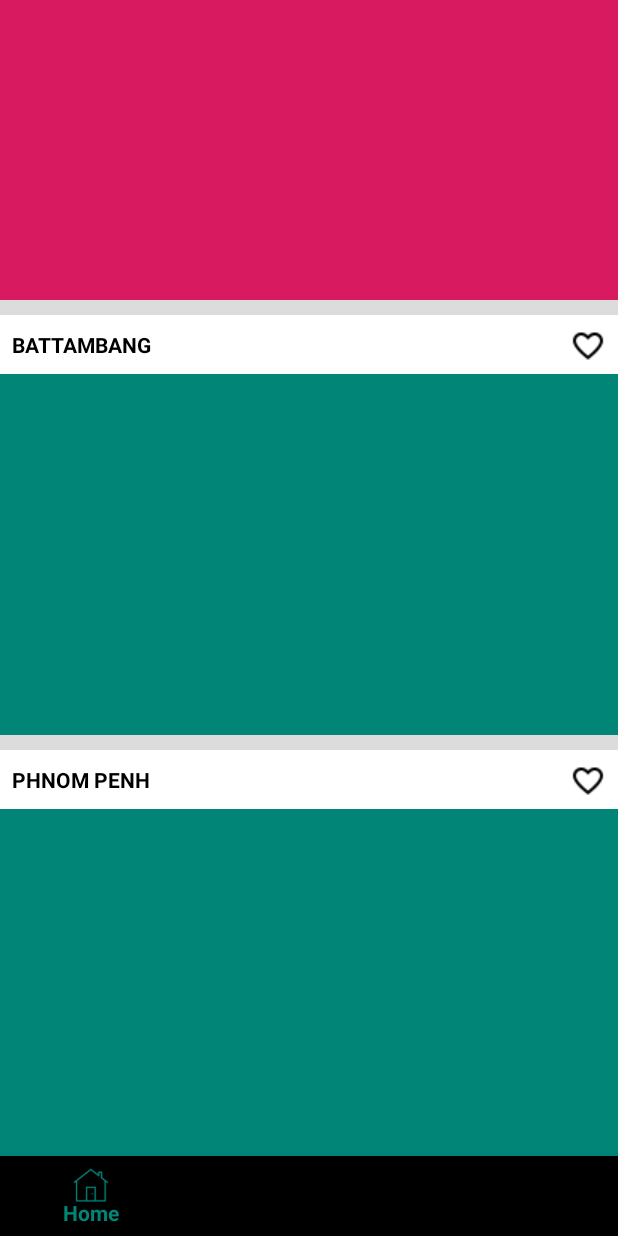
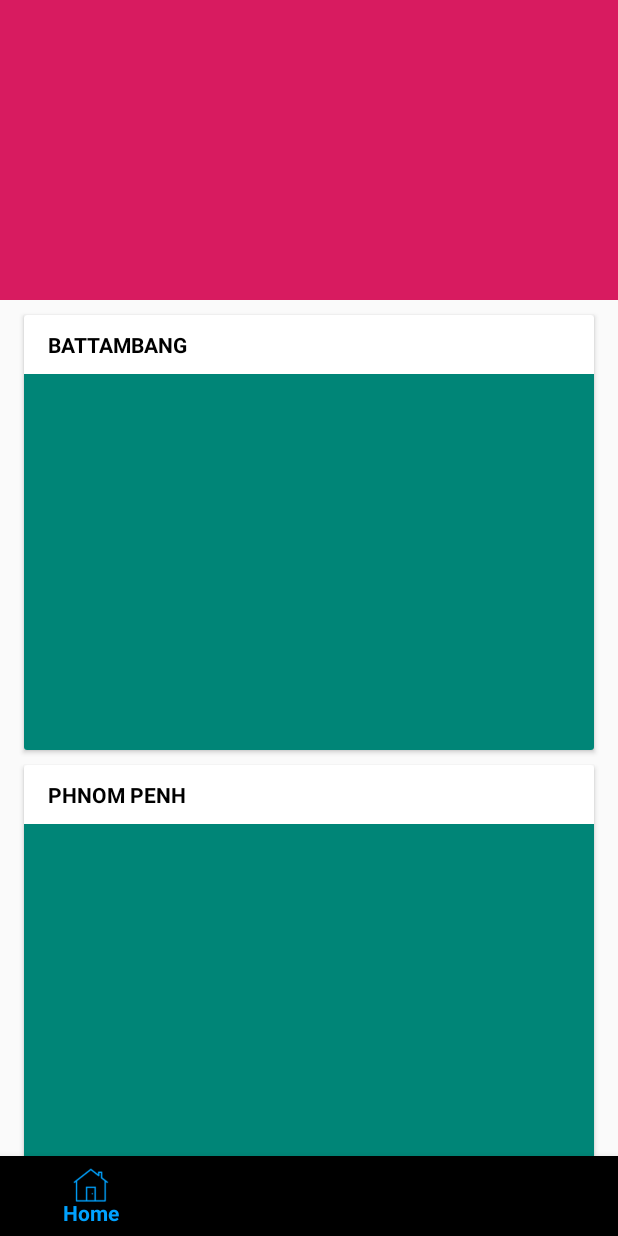
Before and after one commit to legendaryteamdev/let-s-travel, an Android app: the screen it shows after launch (MainActivity), on a phone screen of 412 x 824 dp. Run offline under Robolectric (Android 15) with nearby library versions, the phone set to English and light mode, and no system bars.

Commit message:
Province Detail

```diff
--- a/app/build.gradle
+++ b/app/build.gradle
@@ -34,6 +34,8 @@ dependencies {
     androidTestImplementation 'com.android.support.test.espresso:espresso-core:3.0.2'
     implementation 'com.android.support:design:27.1.1'
     implementation 'com.android.support:recyclerview-v7:28.0.0'
+    implementation 'com.android.support:cardview-v7:28.0.0'
+    implementation "com.google.android.gms:play-services-location:11.4.0"
 
 
 
--- a/app/src/main/java/adapter/HomeAdapter.kt
+++ b/app/src/main/java/adapter/HomeAdapter.kt
@@ -1,17 +1,19 @@
 package adapter
 
+import android.content.Intent
 import android.support.v7.widget.RecyclerView
 import android.view.LayoutInflater
 import android.view.View
 import android.view.ViewGroup
 import android.widget.TextView
+import com.example.lets_travel.ProvinceDetailActivity
 import com.example.lets_travel.R
 
-class HomeAdapter(private val myDataset: Array<String>) : RecyclerView.Adapter<HomeAdapter.ViewHolder>() {
+const val PROVINCE_NAME = "province_name"
 
-    class ViewHolder(itemView: View) : RecyclerView.ViewHolder(itemView){
-        val textViews = itemView.findViewById<TextView>(R.id.recycler_text)
-    }
+class HomeAdapter(private val myDataset: Array<String>) :
+    RecyclerView.Adapter<HomeAdapter.ViewHolder>() {
+
 
 
     override fun onCreateViewHolder(p0: ViewGroup, p1: Int): HomeAdapter.ViewHolder {
@@ -23,8 +25,24 @@ class HomeAdapter(private val myDataset: Array<String>) : RecyclerView.Adapter<H
         return myDataset.size
     }
 
-    override fun onBindViewHolder(p0: HomeAdapter.ViewHolder, p1: Int) {
-            p0?.textViews?.text  = myDataset[p1]
+    override fun onBindViewHolder(holder: HomeAdapter.ViewHolder, position: Int) {
+        holder?.mProvinceName?.text = myDataset[position]
+
+
+    }
+
+    class ViewHolder(itemView: View) : RecyclerView.ViewHolder(itemView) {
+
+        val mProvinceName = itemView.findViewById<TextView>(R.id.recycler_text)
+
+        init {
+            itemView.setOnClickListener(View.OnClickListener {
+                val intent = Intent(itemView.context, ProvinceDetailActivity()::class.java)
+                intent.putExtra(PROVINCE_NAME , mProvinceName.text)
+                itemView.context.startActivity(intent)
+
+            })
+        }
     }
 
 }
--- a/app/src/main/java/com/example/lets_travel/HomeFragment.kt
+++ b/app/src/main/java/com/example/lets_travel/HomeFragment.kt
@@ -17,7 +17,8 @@ class HomeFragment : Fragment() {
     private lateinit var viewAdapter: RecyclerView.Adapter<*>
     private lateinit var viewManager: RecyclerView.LayoutManager
 
-    var myDataset = arrayOf("BATTAMBANG", "PHNOM PENH")
+    var myDataset =
+        arrayOf("BATTAMBANG", "PHNOM PENH", "SIEM REAP", "KOMPONG THOM", "KOMPONG SPEU", "KONDAL", "PREY VENG")
 
     override fun onCreateView(
         inflater: LayoutInflater, container: ViewGroup?,
@@ -28,11 +29,9 @@ class HomeFragment : Fragment() {
         viewManager = LinearLayoutManager(context)
         viewAdapter = HomeAdapter(myDataset)
         recyclerView = view.findViewById<RecyclerView>(R.id.my_recycler_view).apply {
-
             setHasFixedSize(true)
             layoutManager = viewManager
             adapter = viewAdapter
-
         }
 
         return view
--- a/app/src/main/java/com/example/lets_travel/MainActivity.kt
+++ b/app/src/main/java/com/example/lets_travel/MainActivity.kt
@@ -24,12 +24,19 @@ class MainActivity : AppCompatActivity() {
                 return@OnNavigationItemSelectedListener true
             }
             R.id.action_location -> {
-                replaceFragment(NearByActivity())
+                replaceFragment(NearByFragment())
                 return@OnNavigationItemSelectedListener true
             }
 
         }
         false
+    }
+
+
+    private fun replaceFragment(fragment: Fragment) {
+        val fragmentTransaction = supportFragmentManager.beginTransaction()
+        fragmentTransaction.replace(R.id.frameLayout, fragment)
+        fragmentTransaction.commit()
     }
 
     override fun onCreate(savedInstanceState: Bundle?) {
@@ -38,10 +45,4 @@ class MainActivity : AppCompatActivity() {
         replaceFragment(HomeFragment())
         bottomNavigation.setOnNavigationItemSelectedListener(mOnNavigationItemSelectedListener)
     }
-
-    private fun replaceFragment(fragment: Fragment) {
-        val fragmentTransaction = supportFragmentManager.beginTransaction()
-        fragmentTransaction.replace(R.id.frameLayout, fragment)
-        fragmentTransaction.commit()
-    }
 }
--- a/app/src/main/res/layout/fragment_home.xml
+++ b/app/src/main/res/layout/fragment_home.xml
@@ -3,7 +3,6 @@
              xmlns:app="http://schemas.android.com/apk/res-auto" xmlns:tools="http://schemas.android.com/tools"
              android:layout_width="match_parent"
              android:layout_height="match_parent"
-             android:background="@color/grey"
              tools:context=".HomeFragment">
 
     <LinearLayout android:layout_width="match_parent"
--- a/app/src/main/res/layout/activity_nearby.xml
+++ b/app/src/main/res/layout/fragment_nearby.xml
@@ -3,7 +3,7 @@
              xmlns:tools="http://schemas.android.com/tools"
              android:layout_width="match_parent"
              android:layout_height="match_parent"
-             tools:context=".NearByActivity"
+             tools:context=".NearByFragment"
              android:id="@+id/map"
              android:name="com.google.android.gms.maps.SupportMapFragment">
 
--- a/app/src/main/res/layout/home_recycler_list.xml
+++ b/app/src/main/res/layout/home_recycler_list.xml
@@ -1,42 +1,40 @@
 <?xml version="1.0" encoding="utf-8"?>
-<android.support.constraint.ConstraintLayout
+<android.support.v7.widget.CardView
         xmlns:android="http://schemas.android.com/apk/res/android"
         xmlns:app="http://schemas.android.com/apk/res-auto"
-        xmlns:tools="http://schemas.android.com/tools" android:layout_width="match_parent"
-        android:layout_height="280dp"
-        android:gravity="center"
+        android:layout_width="match_parent"
+        android:layout_height="290dp"
         android:layout_marginTop="10dp"
         android:background="@color/white"
->
+        android:layout_marginLeft="16dp"
+        android:layout_marginRight="16dp">
 
+    <android.support.constraint.ConstraintLayout android:layout_width="match_parent"
+                                                 android:layout_height="match_parent">
         <TextView
                 android:id="@+id/recycler_text"
                 android:layout_width="wrap_content"
-            android:layout_height="19dp"
+                android:layout_height="wrap_content"
                 android:text="dataShowHere"
                 android:textStyle="bold"
                 android:textColor="@color/black"
                 app:layout_constraintTop_toTopOf="parent"
-            android:layout_marginBottom="8dp"
-            app:layout_constraintBottom_toBottomOf="parent"
+                android:layout_marginBottom="10dp"
                 app:layout_constraintStart_toStartOf="parent"
                 app:layout_constraintEnd_toEndOf="parent"
                 android:layout_marginEnd="8dp"
                 app:layout_constraintHorizontal_bias="0.0"
-            app:layout_constraintVertical_bias="0.0" android:layout_marginTop="10dp" android:layout_marginStart="8dp"/>
-    <ImageView
-            android:layout_width="wrap_content"
-            android:layout_height="wrap_content"
-            android:src="@drawable/favorite" app:layout_constraintEnd_toEndOf="parent" android:layout_marginEnd="8dp"
-            app:layout_constraintTop_toTopOf="parent" android:layout_marginBottom="8dp"
-            app:layout_constraintBottom_toTopOf="@+id/imageView2" android:layout_marginTop="10dp"/>
+                app:layout_constraintVertical_bias="0.0" android:layout_marginTop="10dp"
+                android:layout_marginStart="16dp"
+                app:layout_constraintBottom_toTopOf="@+id/imageView2"/>
         <ImageView android:layout_width="match_parent"
                    android:layout_height="0dp"
                    android:background="@color/colorPrimary"
                    app:layout_constraintStart_toStartOf="parent"
                    app:layout_constraintEnd_toEndOf="parent"
                    app:layout_constraintBottom_toBottomOf="parent"
-               android:layout_marginTop="10dp" app:layout_constraintTop_toBottomOf="@+id/recycler_text"
+                   app:layout_constraintTop_toBottomOf="@+id/recycler_text"
                    android:id="@+id/imageView2"/>
+    </android.support.constraint.ConstraintLayout>
 
-</android.support.constraint.ConstraintLayout>
+</android.support.v7.widget.CardView>
--- a/app/src/main/res/values/colors.xml
+++ b/app/src/main/res/values/colors.xml
@@ -6,4 +6,5 @@
     <color name="black">#000000</color>
     <color name="grey">#DCDCDC</color>
     <color name="white">#ffffff</color>
+    <color name="blue_sky">#00A2FF</color>
 </resources>
--- a/app/src/main/res/values/strings.xml
+++ b/app/src/main/res/values/strings.xml
@@ -4,6 +4,7 @@
     <string name="favorite">Favorite</string>
     <string name="language">Language</string>
     <string name="location">Location</string>
+    <string name="popular_places">Popular Places</string>
 
     <!-- TODO: Remove or change this placeholder text -->
     <string name="hello_blank_fragment">Hello blank fragment</string>
--- a/app/src/main/res/values/styles.xml
+++ b/app/src/main/res/values/styles.xml
@@ -3,7 +3,7 @@
     <!-- Base application theme. -->
     <style name="AppTheme" parent="Theme.AppCompat.Light.NoActionBar">
         <!-- Customize your theme here. -->
-        <item name="colorPrimary">@color/colorPrimary</item>
+        <item name="colorPrimary">@color/blue_sky</item>
         <item name="colorPrimaryDark">@color/colorPrimaryDark</item>
         <item name="colorAccent">@color/colorAccent</item>
     </style>
--- a/build.gradle
+++ b/build.gradle
@@ -8,7 +8,7 @@ buildscript {
 
     }
     dependencies {
-        classpath 'com.android.tools.build:gradle:3.3.1'
+        classpath 'com.android.tools.build:gradle:3.3.2'
         classpath "org.jetbrains.kotlin:kotlin-gradle-plugin:$kotlin_version"
         // NOTE: Do not place your application dependencies here; they belong
         // in the individual module build.gradle files
```
Also changed, not shown: app/src/main/AndroidManifest.xml (+8 -0 lines), app/src/main/java/adapter/ProvinceDetailAdapter.kt (added, +33 -0 lines), app/src/main/java/com/example/lets_travel/NearByFragment.kt (renamed from app/src/main/java/com/example/lets_travel/NearByActivity.kt, +13 -15 lines), app/src/main/java/com/example/lets_travel/ProvinceDetailActivity.kt (added, +40 -0 lines), app/src/main/res/layout/activity_province_detail.xml (added, +41 -0 lines), app/src/main/res/layout/province_detail_recycler_list.xml (added, +27 -0 lines). Lines whose indentation alone changed are shown as unchanged.
